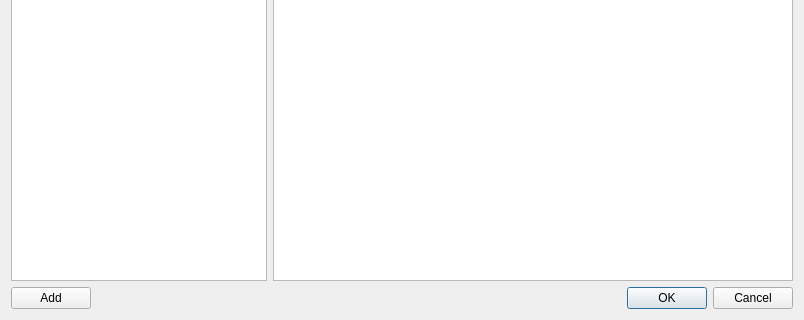
Qt form app/dlg_select_service.ui (ColinDuquesnoy/MellowPlayer) before a commit; both pictures show x 0 to 804 and y 186 to 506 of the 804 by 506 pixel window.
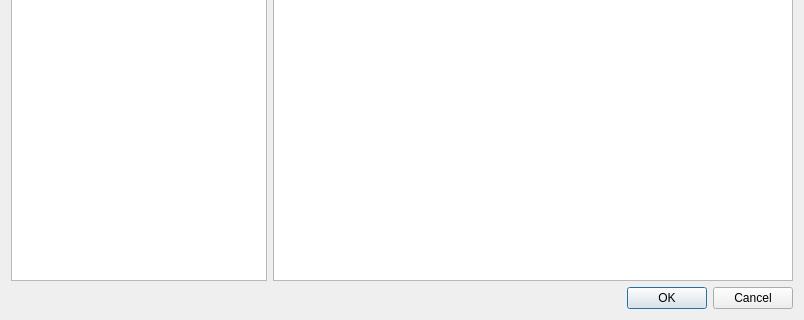
The same form after that commit.

Commit message: Add service selection dialog

Diff of the .ui file:
```diff
--- a/app/dlg_select_service.ui
+++ b/app/dlg_select_service.ui
@@ -58,18 +58,6 @@
     </layout>
    </item>
    <item>
-    <layout class="QHBoxLayout" name="horizontalLayout">
-     <property name="sizeConstraint">
-      <enum>QLayout::SetMinimumSize</enum>
-     </property>
-     <item>
-      <widget class="QPushButton" name="pushButton">
-       <property name="text">
-        <string>Add</string>
-       </property>
-      </widget>
-     </item>
-     <item>
       <widget class="QDialogButtonBox" name="buttonBox">
        <property name="orientation">
         <enum>Qt::Horizontal</enum>
@@ -80,8 +68,6 @@
       </widget>
      </item>
     </layout>
-   </item>
-  </layout>
  </widget>
  <resources/>
  <connections>
```
Left out of the diff: 10 changed lines with no effect on the pictures. Lines whose indentation alone changed are shown as unchanged. The commit also changes 10 other files.
